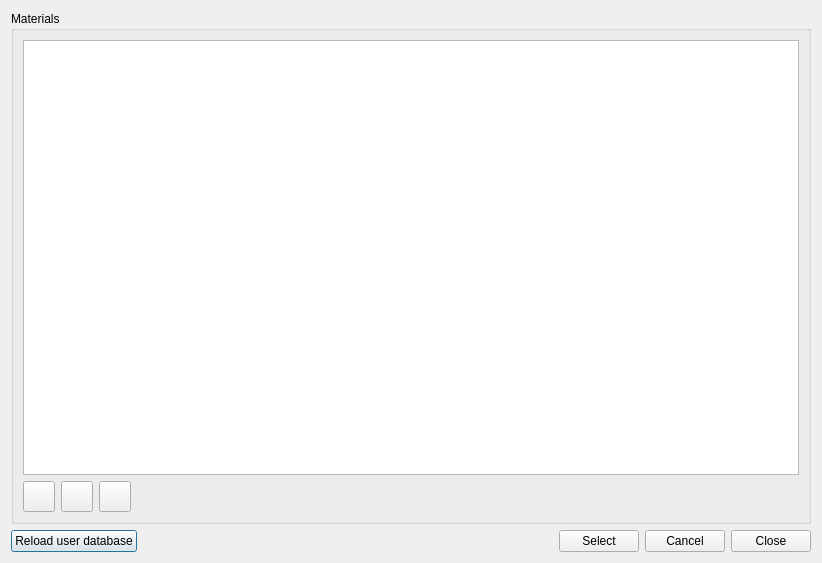
This is SIM-VICUS/src/SVDatabaseEditDialog.ui in ghorwin/SIM-VICUS as Qt 5 draws it before an edit. The edited form follows.
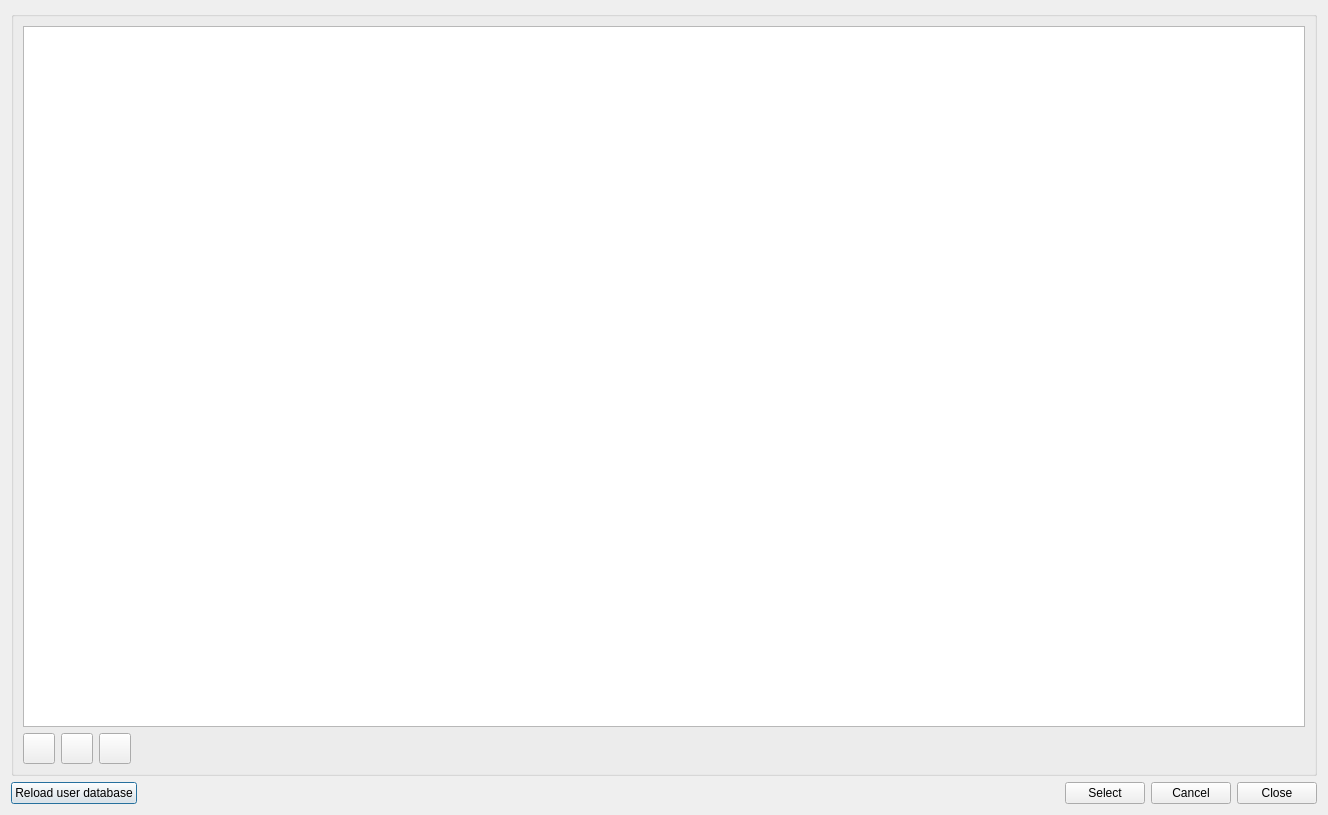
This is the edited form. Icons and pictures are not drawn.

Commit message: Added splitter to database edit dialog

The edit to the form file:
```diff
--- a/SIM-VICUS/src/SVDatabaseEditDialog.ui
+++ b/SIM-VICUS/src/SVDatabaseEditDialog.ui
@@ -6,16 +6,13 @@
    <rect>
     <x>0</x>
     <y>0</y>
-    <width>822</width>
-    <height>563</height>
+    <width>1328</width>
+    <height>815</height>
    </rect>
   </property>
-  <layout class="QGridLayout" name="gridLayoutMaster">
-   <item row="0" column="0">
+  <layout class="QVBoxLayout" name="verticalLayout">
+   <item>
     <widget class="QGroupBox" name="groupBoxTableView">
-     <property name="title">
-      <string>Materials</string>
-     </property>
      <layout class="QGridLayout" name="gridLayoutTableView">
       <item row="1" column="3">
        <spacer name="horizontalSpacer">
@@ -97,7 +94,7 @@
      </layout>
     </widget>
    </item>
-   <item row="1" column="0">
+   <item>
     <layout class="QHBoxLayout" name="horizontalLayout">
      <item>
       <widget class="QPushButton" name="pushButtonReloadUserDB">
```
Left out of the diff: 56 changed lines with no effect on the pictures. The commit also changes 1 other file.
